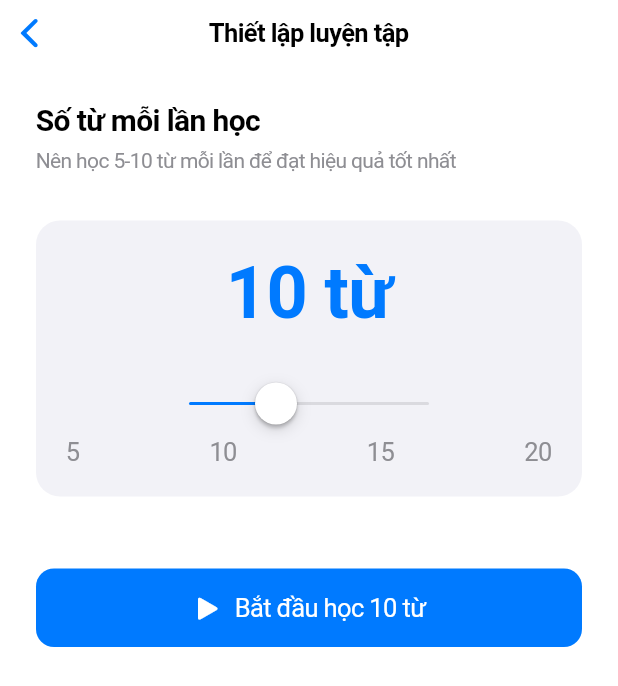
After one commit to tuta-ktech-dev/korean-vocab-app, a Flutter app: the QuizSetupScreen screen opened directly, on a phone screen of 412 x 824 dp. The commit adds this screen. Shown: the top 686 px of the screen. Run offline on Flutter 3.47's test engine with Material 3 defaults, Android fonts, the phone set to English and light mode, and no system bars; our stand-ins replace equatable, flip_card, flutter_bloc, flutter_tts, image_picker, sqflite; accounts and stored records are empty.

Commit message:
feat: edit vocab, word limit, status badges
- Add EditVocabScreen to edit existing vocabulary
- Add QuizSetupScreen to choose word count (5-20)
- Show study status badge in vocabulary list
- Add word limit to quiz sessions
- Show last studied time and mastery in edit screen

```diff
--- a/lib/cubits/quiz_cubit.dart
+++ b/lib/cubits/quiz_cubit.dart
@@ -18,7 +18,10 @@ class QuizCubit extends Cubit<QuizState> {
   QuizCubit(this._vocabRepository) : super(QuizInitial());
 
   /// Bắt đầu session mới
-  Future<void> startSession({String? categoryId, int limit = 20}) async {
+  Future<void> startSession({String? categoryId, int limit = 10}) async {
+    if (limit < 5) limit = 5;
+    if (limit > 20) limit = 20;
+
     emit(QuizLoading());
 
     try {
--- a/lib/screens/home_screen.dart
+++ b/lib/screens/home_screen.dart
@@ -6,7 +6,7 @@ import '../models/category.dart';
 import 'category_detail_screen.dart';
 import 'add_category_screen.dart';
 import 'study_screen.dart';
-import 'quiz_screen.dart';
+import 'quiz_setup_screen.dart';
 
 class HomeScreen extends StatelessWidget {
   const HomeScreen({super.key});
@@ -82,7 +82,7 @@ class HomeScreen extends StatelessWidget {
               Navigator.push(
                 context,
                 CupertinoPageRoute(
-                  builder: (context) => const QuizScreen(),
+                  builder: (context) => const QuizSetupScreen(),
                 ),
               );
             },
--- /dev/null
+++ b/lib/screens/quiz_setup_screen.dart
@@ -0,0 +1,124 @@
+import 'package:flutter/cupertino.dart';
+import 'quiz_screen.dart';
+
+class QuizSetupScreen extends StatefulWidget {
+  final String? categoryId;
+
+  const QuizSetupScreen({super.key, this.categoryId});
+
+  @override
+  State<QuizSetupScreen> createState() => _QuizSetupScreenState();
+}
+
+class _QuizSetupScreenState extends State<QuizSetupScreen> {
+  int _wordCount = 10;
+
+  @override
+  Widget build(BuildContext context) {
+    return CupertinoPageScaffold(
+      navigationBar: const CupertinoNavigationBar(
+        middle: Text('Thiết lập luyện tập'),
+      ),
+      child: SafeArea(
+        child: Padding(
+          padding: const EdgeInsets.all(24),
+          child: Column(
+            crossAxisAlignment: CrossAxisAlignment.start,
+            children: [
+              const Text(
+                'Số từ mỗi lần học',
+                style: TextStyle(
+                  fontSize: 20,
+                  fontWeight: FontWeight.bold,
+                ),
+              ),
+              const SizedBox(height: 8),
+              const Text(
+                'Nên học 5-10 từ mỗi lần để đạt hiệu quả tốt nhất',
+                style: TextStyle(
+                  color: CupertinoColors.systemGrey,
+                  fontSize: 14,
+                ),
+              ),
+              const SizedBox(height: 32),
+              _buildWordCountSelector(),
+              const SizedBox(height: 48),
+              _buildStartButton(),
+            ],
+          ),
+        ),
+      ),
+    );
+  }
+
+  Widget _buildWordCountSelector() {
+    return Container(
+      padding: const EdgeInsets.all(20),
+      decoration: BoxDecoration(
+        color: CupertinoColors.systemGrey6,
+        borderRadius: BorderRadius.circular(16),
+      ),
+      child: Column(
+        children: [
+          Text(
+            '$_wordCount từ',
+            style: const TextStyle(
+              fontSize: 48,
+              fontWeight: FontWeight.bold,
+              color: CupertinoColors.systemBlue,
+            ),
+          ),
+          const SizedBox(height: 24),
+          CupertinoSlider(
+            value: _wordCount.toDouble(),
+            min: 5,
+            max: 20,
+            divisions: 15,
+            onChanged: (value) {
+              setState(() {
+                _wordCount = value.round();
+              });
+            },
+          ),
+          const Row(
+            mainAxisAlignment: MainAxisAlignment.spaceBetween,
+            children: [
+              Text('5', style: TextStyle(color: CupertinoColors.systemGrey)),
+              Text('10', style: TextStyle(color: CupertinoColors.systemGrey)),
+              Text('15', style: TextStyle(color: CupertinoColors.systemGrey)),
+              Text('20', style: TextStyle(color: CupertinoColors.systemGrey)),
+            ],
+          ),
+        ],
+      ),
+    );
+  }
+
+  Widget _buildStartButton() {
+    return SizedBox(
+      width: double.infinity,
+      child: CupertinoButton.filled(
+        padding: const EdgeInsets.symmetric(vertical: 16),
+        onPressed: () {
+          Navigator.pushReplacement(
+            context,
+            CupertinoPageRoute(
+              builder: (context) => QuizScreen(
+                categoryId: widget.categoryId,
+                wordCount: _wordCount,
+              ),
+            ),
+          );
+        },
+        child: Row(
+          mainAxisAlignment: MainAxisAlignment.center,
+          children: [
+            const Icon(CupertinoIcons.play_fill),
+            const SizedBox(width: 8),
+            Text('Bắt đầu học $_wordCount từ'),
+          ],
+        ),
+      ),
+    );
+  }
+}
```
Also changed, not shown: lib/cubits/vocab_cubit.dart (+9 -0 lines), lib/screens/category_detail_screen.dart (+41 -5 lines), lib/screens/edit_vocab_screen.dart (added, +369 -0 lines), lib/screens/quiz_screen.dart (+6 -2 lines).
